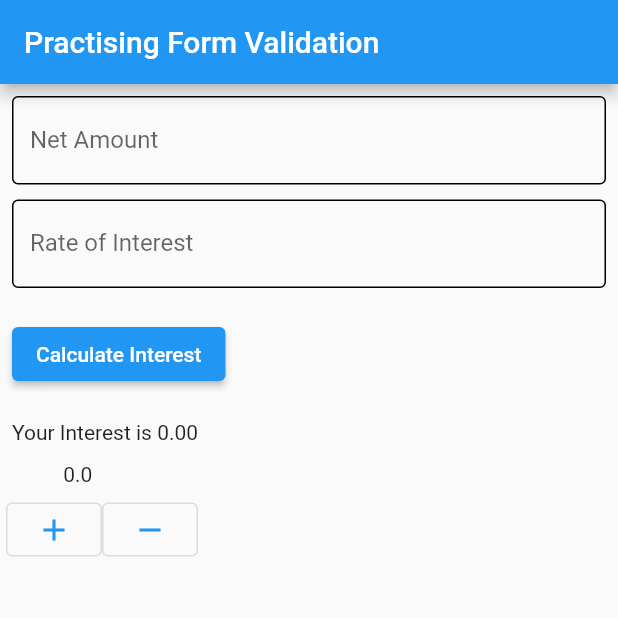
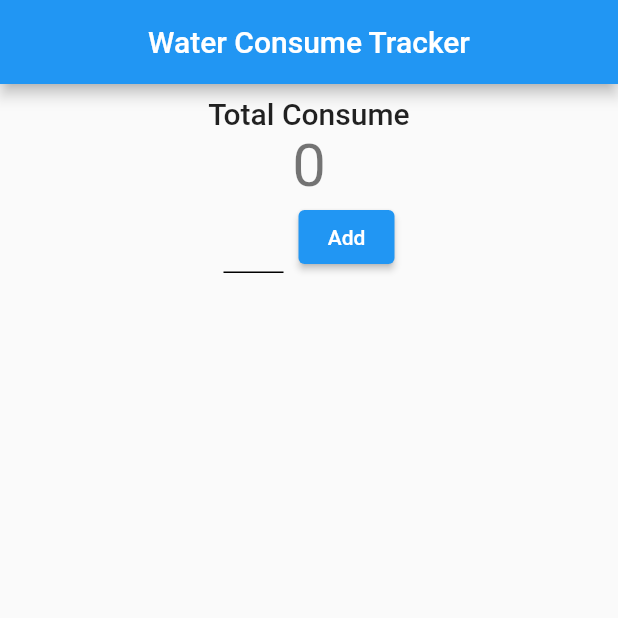
Before and after one commit to shahriartoky0/module_9, a Flutter app: the screen it shows after launch, on a phone screen of 412 x 824 dp, the top half of it. Run offline on Flutter 3.47's test engine with Material 2 defaults, Android fonts, the phone set to English and light mode, and no system bars.

Commit message:
build an WaterConsume primary App

```diff
--- a/lib/main.dart
+++ b/lib/main.dart
@@ -1,4 +1,5 @@
 import 'package:flutter/material.dart';
+import 'package:intl/intl.dart';
 import 'package:module_9/style.dart';
 
 void main() {
@@ -25,133 +26,70 @@ class HomeScreen extends StatefulWidget {
   }
 }
 
-class _HomeScreenUI extends State<HomeScreen> {
-  double amount = 0;
-
-  double counter = 0;
-
-  final TextEditingController _inputFieldOne = TextEditingController();
-  final TextEditingController _inputFieldTwo = TextEditingController();
-  final GlobalKey<FormState> _formKey = GlobalKey<FormState>();
-  Map<String, double> inputs = {'firstNum': 0, 'secondNum': 0};
-
-  storeValue(key, inputValue) {
-    inputs.update(key, (value) => inputValue);
-  }
-  mySnackBar (context , message){
-    return ScaffoldMessenger.of(context).showSnackBar(SnackBar(content: message ));
-  }
+class _HomeScreenUI extends State<HomeScreen>
+{
+  // int counter =0 ;
+  int totalAmount = 0 ;
+  final TextEditingController _glassCounter = TextEditingController();
+  // List<DateTime> waterConsumeList =[];
+  List<waterTrack> waterConsumeList =[];
 
   @override
   Widget build(BuildContext context) {
    return Scaffold(
-      appBar: AppBar(
-        title: const Text("Practising Form Validation"),
-      ),
+     appBar: AppBar(title: const Text('Water Consume Tracker'),centerTitle: true,),
      body: Column(
+       mainAxisAlignment: MainAxisAlignment.start ,
        children: [
-          Form(
-            key: _formKey,
-            child: Padding(
+
+         Padding(
            padding: const EdgeInsets.all(8.0),
            child: Column(
-                mainAxisAlignment: MainAxisAlignment.start,
-                crossAxisAlignment: CrossAxisAlignment.start,
              children: [
-                  TextFormField(
-                    validator: (String? value) {
-                      if (value == null) {
-                        return 'Null Value Inserted';
-                      }
-                      if (value.trim().isEmpty == true) {
-                        return 'Please Insert a value';
-                      }
-                    },
-                    controller: _inputFieldOne,
-                    decoration: appTextField('Net Amount'),
+               Text('Total Consume', style: Theme.of(context).textTheme.titleLarge,),
+               Text('$totalAmount', style: Theme.of(context).textTheme.headlineLarge,),
+
+               Row(
+                 mainAxisAlignment: MainAxisAlignment.center,
+                 children: [
+                   SizedBox(width: 40 ,child: TextFormField(
+                     controller: _glassCounter,
+                     decoration: const InputDecoration(enabledBorder: UnderlineInputBorder()),
+                   ),),
+                   const SizedBox(width: 10,),
+                   ElevatedButton(onPressed: (){
+                     // counter++;
+                     int noOfGlass = int.tryParse(_glassCounter.text) ?? 1 ;
+                     waterTrack currentData=  waterTrack(DateTime.now(), noOfGlass);
+                     totalAmount += noOfGlass;
+                     waterConsumeList.add(currentData);
+                     _glassCounter.text = '1';
+                     // print(currentData.noOfGlass);
+
+                     setState(() {});
+                   }, child: const Text('Add')),
+                 ],
                ),
-                  const SizedBox(
-                    height: 10,
-                  ),
-                  TextFormField(
-                    validator: (String? value) {
-                      if (value == null) {
-                        return 'Null Value Inserted';
-                      }
-                      if (value.trim().isEmpty == true) {
-                        return 'Null Value Inserted';
-                      }
-                    },
-                    controller: _inputFieldTwo,
-                    decoration: appTextField('Rate of Interest'),
-                  ),
-                  const SizedBox(
-                    height: 20,
-                  ),
-                  ElevatedButton(
-                      onPressed: () {
-                        if (_formKey.currentState!.validate()) {
-                          double principal =
-                              double.parse(_inputFieldOne.text.trim());
-                          double interest =
-                              double.parse(_inputFieldTwo.text.trim());
-                          storeValue('firstNum', principal);
-                          storeValue('secondNum', interest);
-
-                          amount = (principal * interest) / 100;
-                          setState(() {});
-                          print(inputs);
-                        }
-                      },
-                      child: const Text('Calculate Interest')),
-                  const SizedBox(
-                    height: 20,
-                  ),
-                  Text("Your Interest is ${amount.toStringAsFixed(2)}"),
              ],
            ),
          ),
-          ),
-          Container(
-              margin: const EdgeInsets.all(4),
-              child: Column(
-                crossAxisAlignment: CrossAxisAlignment.start,
-                children: [
-                  Text('           $counter'),
-                  const SizedBox(
-                    height: 5,
-                  ),
-                  Row(
-                    children: [
-                      OutlinedButton(
-                        onPressed: () {
-                          counter++;
-                          if (counter == 5)
-                            {
-                              mySnackBar(context , 'Pressed 5 times');
+         Expanded(child: ListView.builder(itemCount: waterConsumeList.length,itemBuilder: (context , index){
+           return ListTile(
+             leading: CircleAvatar(child: Text('${index+1}'),),
+             title: Text(DateFormat('yy-MM-dd HH:mm').format(waterConsumeList[index].time) ),
+             trailing: Text(waterConsumeList[index].noOfGlass.toString(),style: Theme.of(context).textTheme.headlineSmall,),
 
-                            }
-                          setState(() {});
-                        },
-                        child: const Icon(Icons.add),
-                      ),
-                      OutlinedButton(
-                        onPressed: () {
-                          if (counter >0)
-                            {
-                          counter--;
 
-                            }
-                          setState(() {});
-                        },
-                        child: const Icon(Icons.remove),
-                      ),
-                    ],
-                  )
-                ],
-              ))
+           );
+         }))
        ],
      ),
+
    );
   }
 }
+class waterTrack {
+  final DateTime time ;
+  final int noOfGlass ;
+  waterTrack(this.time, this.noOfGlass);
+}
--- a/pubspec.yaml
+++ b/pubspec.yaml
@@ -35,6 +35,7 @@ dependencies:
   # The following adds the Cupertino Icons font to your application.
   # Use with the CupertinoIcons class for iOS style icons.
   cupertino_icons: ^1.0.2
+  intl: ^0.18.1
 
 dev_dependencies:
   flutter_test:
```
Also changed, not shown: pubspec.lock. Lines whose indentation alone changed are shown as unchanged.
